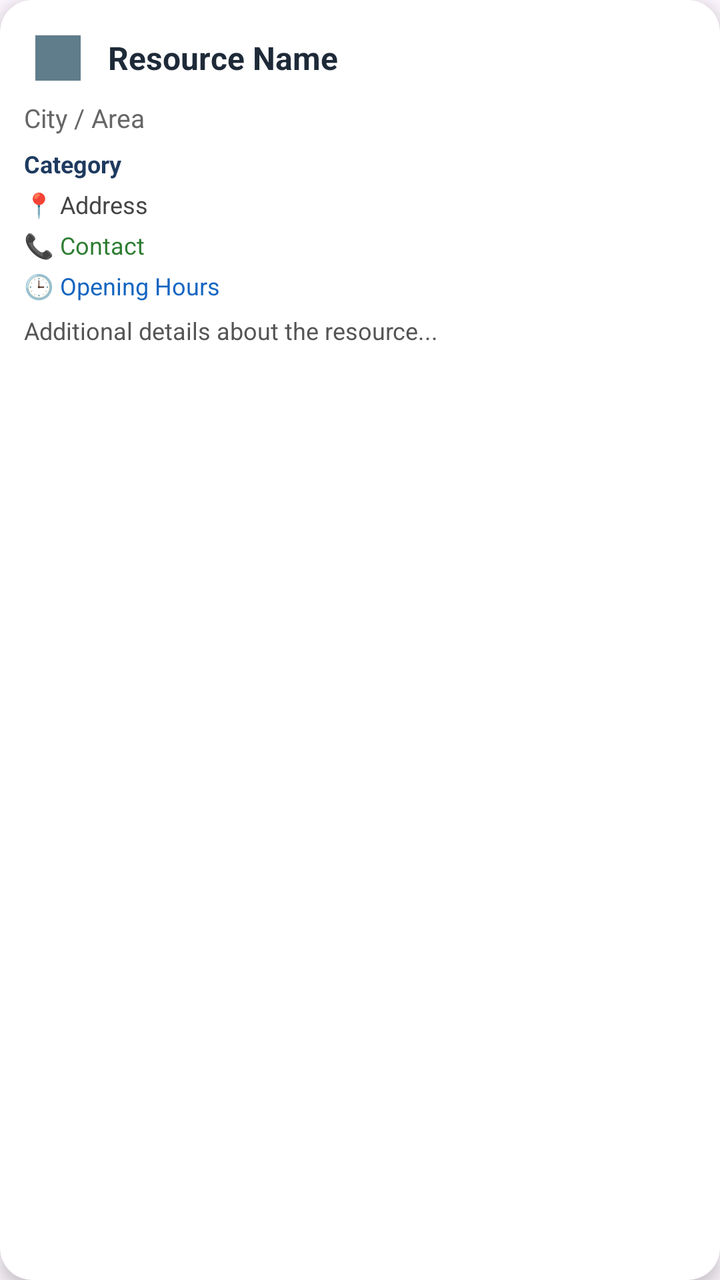
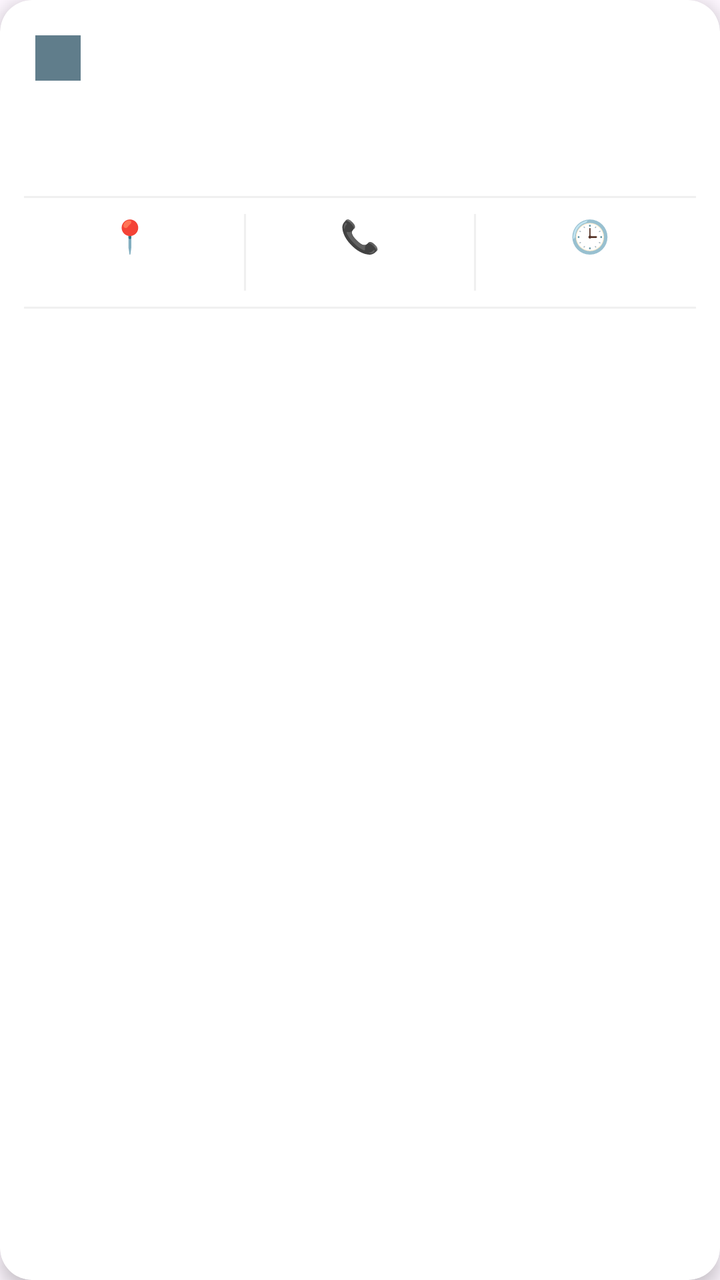

Before-and-after screenshots of an Android layout around one commit, followed by the original layout XML and the change that was made.
<!-- AndroidManifest.xml: application theme Theme.Crises -->
<!-- res/layout/item_need.xml -->
<?xml version="1.0" encoding="utf-8"?>
<androidx.cardview.widget.CardView
    xmlns:android="http://schemas.android.com/apk/res/android"
    xmlns:app="http://schemas.android.com/apk/res-auto"
    android:layout_width="match_parent"
    android:layout_height="wrap_content"
    android:layout_margin="6dp"
    app:cardCornerRadius="16dp"
    app:cardElevation="5dp">

    <LinearLayout
        android:layout_width="match_parent"
        android:layout_height="wrap_content"
        android:orientation="vertical"
        android:padding="12dp">

        
        <LinearLayout
            android:layout_width="match_parent"
            android:layout_height="wrap_content"
            android:orientation="horizontal"
            android:gravity="center_vertical">

            <ImageView
                android:id="@+id/category_icon"
                android:layout_width="34dp"
                android:layout_height="34dp"
                android:layout_marginEnd="8dp"
                android:src="@drawable/ic_category_other"/>

            <TextView
                android:id="@+id/resource_name"
                android:layout_width="0dp"
                android:layout_weight="1"
                android:layout_height="wrap_content"
                android:text="Resource Name"
                android:textStyle="bold"
                android:textSize="16sp"
                android:textColor="#1E2A38"/>

            <TextView
                android:id="@+id/status"
                android:layout_width="wrap_content"
                android:layout_height="wrap_content"
                android:text="ACTIVE"
                android:textSize="11sp"
                android:textStyle="bold"
                android:textColor="#FFFFFF"
                android:paddingHorizontal="10dp"
                android:paddingVertical="4dp"/>
        </LinearLayout>

        
        <TextView
            android:id="@+id/location"
            android:layout_width="match_parent"
            android:layout_height="wrap_content"
            android:text="City / Area"
            android:textSize="13sp"
            android:textColor="#666"
            android:layout_marginTop="4dp"/>

        
        <TextView
            android:id="@+id/category"
            android:layout_width="match_parent"
            android:layout_height="wrap_content"
            android:text="Category"
            android:textSize="12sp"
            android:textStyle="bold"
            android:textColor="#1E3A5F"
            android:layout_marginTop="6dp"/>

        
        <TextView
            android:id="@+id/address"
            android:layout_width="match_parent"
            android:layout_height="wrap_content"
            android:text="📍 Address"
            android:textSize="12sp"
            android:textColor="#444"
            android:layout_marginTop="4dp"/>

        
        <TextView
            android:id="@+id/contact"
            android:layout_width="match_parent"
            android:layout_height="wrap_content"
            android:text="📞 Contact"
            android:textSize="12sp"
            android:textColor="#2E7D32"
            android:layout_marginTop="4dp"/>

        
        <TextView
            android:id="@+id/hours"
            android:layout_width="match_parent"
            android:layout_height="wrap_content"
            android:text="🕒 Opening Hours"
            android:textSize="12sp"
            android:textColor="#1565C0"
            android:layout_marginTop="4dp"/>

        
        <TextView
            android:id="@+id/notes"
            android:layout_width="match_parent"
            android:layout_height="wrap_content"
            android:text="Additional details about the resource..."
            android:textSize="12sp"
            android:textColor="#555"
            android:layout_marginTop="6dp"
            android:maxLines="2"
            android:ellipsize="end"/>

    </LinearLayout>

</androidx.cardview.widget.CardView>
<!-- resources referenced by this layout -->
<resources>
  <!-- drawable ic_category_other (drawable) -->
  <vector xmlns:android="http://schemas.android.com/apk/res/android"
      android:width="24dp"
      android:height="24dp"
      android:viewportWidth="24"
      android:viewportHeight="24">
  
      <path
          android:fillColor="#607D8B"
          android:pathData="M4,4h16v16H4z"/>
  </vector>
  <style name="Theme.Crises" parent="Base.Theme.Crises" />
  <style name="Base.Theme.Crises" parent="Theme.Material3.DayNight.NoActionBar">
  
      </style>
</resources>

<!-- the commit's change to res/layout/item_need.xml (unified diff, before → after) -->
@@ -33,7 +33,6 @@
                 android:layout_width="0dp"
                 android:layout_weight="1"
                 android:layout_height="wrap_content"
-                android:text="Resource Name"
                 android:textStyle="bold"
                 android:textSize="16sp"
                 android:textColor="#1E2A38"/>
@@ -42,7 +41,6 @@
                 android:id="@+id/status"
                 android:layout_width="wrap_content"
                 android:layout_height="wrap_content"
-                android:text="ACTIVE"
                 android:textSize="11sp"
                 android:textStyle="bold"
                 android:textColor="#FFFFFF"
@@ -55,7 +53,6 @@
             android:id="@+id/location"
             android:layout_width="match_parent"
             android:layout_height="wrap_content"
-            android:text="City / Area"
             android:textSize="13sp"
             android:textColor="#666"
             android:layout_marginTop="4dp"/>
@@ -65,51 +62,134 @@
             android:id="@+id/category"
             android:layout_width="match_parent"
             android:layout_height="wrap_content"
-            android:text="Category"
             android:textSize="12sp"
             android:textStyle="bold"
             android:textColor="#1E3A5F"
             android:layout_marginTop="6dp"/>
 
         
-        <TextView
-            android:id="@+id/address"
+        <View
+            android:layout_width="match_parent"
+            android:layout_height="1dp"
+            android:background="#F0F0F0"
+            android:layout_marginTop="8dp"
+            android:layout_marginBottom="8dp"/>
+
+        
+        <LinearLayout
             android:layout_width="match_parent"
             android:layout_height="wrap_content"
-            android:text="📍 Address"
-            android:textSize="12sp"
-            android:textColor="#444"
-            android:layout_marginTop="4dp"/>
+            android:orientation="horizontal">
+
+            
+            <LinearLayout
+                android:layout_width="0dp"
+                android:layout_weight="1"
+                android:layout_height="wrap_content"
+                android:orientation="vertical"
+                android:gravity="center_horizontal">
+
+                <TextView
+                    android:layout_width="wrap_content"
+                    android:layout_height="wrap_content"
+                    android:text="📍"
+                    android:textSize="16sp"/>
+
+                <TextView
+                    android:id="@+id/address"
+                    android:layout_width="wrap_content"
+                    android:layout_height="wrap_content"
+                    android:textSize="11sp"
+                    android:textColor="#444"
+                    android:gravity="center"
+                    android:maxLines="2"
+                    android:ellipsize="end"
+                    android:layout_marginTop="2dp"/>
+            </LinearLayout>
+
+            
+            <View
+                android:layout_width="1dp"
+                android:layout_height="match_parent"
+                android:background="#F0F0F0"
+                android:layout_marginHorizontal="4dp"/>
+
+            
+            <LinearLayout
+                android:layout_width="0dp"
+                android:layout_weight="1"
+                android:layout_height="wrap_content"
+                android:orientation="vertical"
+                android:gravity="center_horizontal">
+
+                <TextView
+                    android:layout_width="wrap_content"
+                    android:layout_height="wrap_content"
+                    android:text="📞"
+                    android:textSize="16sp"/>
+
+                <TextView
+                    android:id="@+id/contact"
+                    android:layout_width="wrap_content"
+                    android:layout_height="wrap_content"
+                    android:textSize="11sp"
+                    android:textColor="#2E7D32"
+                    android:gravity="center"
+                    android:maxLines="1"
+                    android:ellipsize="end"
+                    android:layout_marginTop="2dp"/>
+            </LinearLayout>
+
+            
+            <View
+                android:layout_width="1dp"
+                android:layout_height="match_parent"
+                android:background="#F0F0F0"
+                android:layout_marginHorizontal="4dp"/>
+
+            
+            <LinearLayout
+                android:layout_width="0dp"
+                android:layout_weight="1"
+                android:layout_height="wrap_content"
+                android:orientation="vertical"
+                android:gravity="center_horizontal">
+
+                <TextView
+                    android:layout_width="wrap_content"
+                    android:layout_height="wrap_content"
+                    android:text="🕒"
+                    android:textSize="16sp"/>
+
+                <TextView
+                    android:id="@+id/hours"
+                    android:layout_width="wrap_content"
+                    android:layout_height="wrap_content"
+                    android:textSize="11sp"
+                    android:textColor="#1565C0"
+                    android:gravity="center"
+                    android:maxLines="2"
+                    android:ellipsize="end"
+                    android:layout_marginTop="2dp"/>
+            </LinearLayout>
+
+        </LinearLayout>
 
         
-        <TextView
-            android:id="@+id/contact"
+        <View
             android:layout_width="match_parent"
-            android:layout_height="wrap_content"
-            android:text="📞 Contact"
-            android:textSize="12sp"
-            android:textColor="#2E7D32"
-            android:layout_marginTop="4dp"/>
-
-        
-        <TextView
-            android:id="@+id/hours"
-            android:layout_width="match_parent"
-            android:layout_height="wrap_content"
-            android:text="🕒 Opening Hours"
-            android:textSize="12sp"
-            android:textColor="#1565C0"
-            android:layout_marginTop="4dp"/>
+            android:layout_height="1dp"
+            android:background="#F0F0F0"
+            android:layout_marginTop="8dp"
+            android:layout_marginBottom="6dp"/>
 
         
         <TextView
             android:id="@+id/notes"
             android:layout_width="match_parent"
             android:layout_height="wrap_content"
-            android:text="Additional details about the resource..."
             android:textSize="12sp"
             android:textColor="#555"
-            android:layout_marginTop="6dp"
             android:maxLines="2"
             android:ellipsize="end"/>
 
<!-- resource entries referenced after the edit -->
@@ -12,8 +12,7 @@
           android:pathData="M4,4h16v16H4z"/>
   </vector>
   <style name="Theme.Crises" parent="Base.Theme.Crises" />
-  <style name="Base.Theme.Crises" parent="Theme.Material3.DayNight.NoActionBar">
-  
+  <style name="Base.Theme.Crises" parent="Theme.Material3.Light.NoActionBar">
       </style>
 </resources>
 
